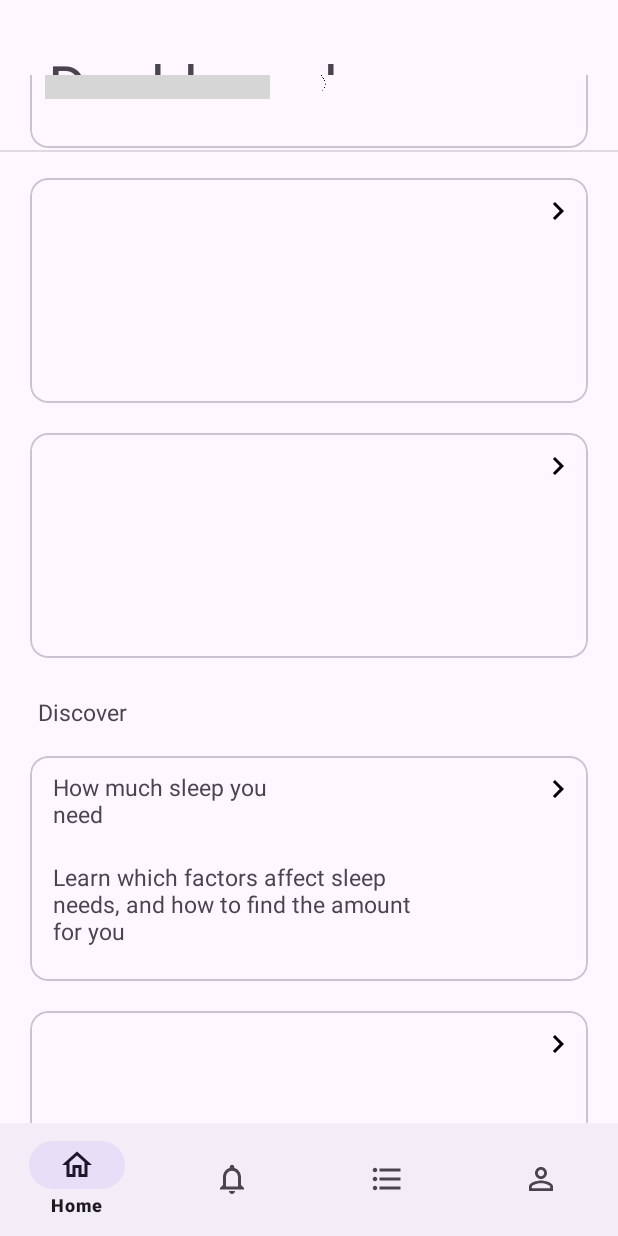
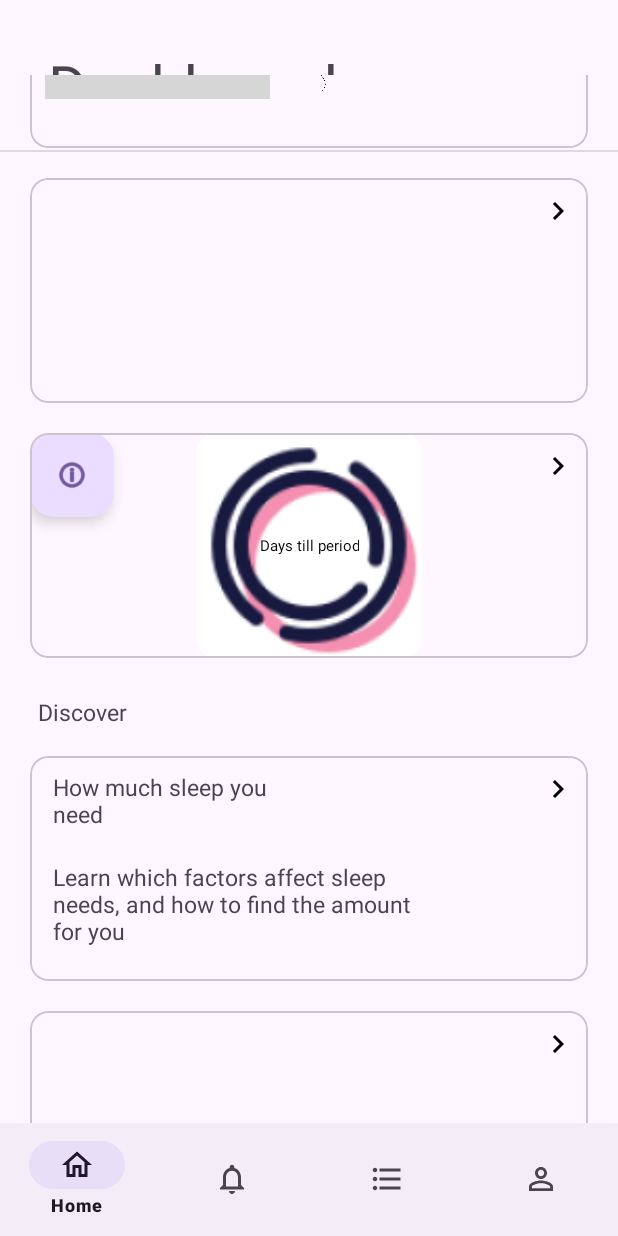
Before and after one commit to Shikhar97/Guardian-Angel, an Android app: the Home screen opened directly, with no data from a screen before it, scrolled down 786 dp, on a phone screen of 412 x 824 dp. Run offline under Robolectric (Android 15) with nearby library versions, the phone set to English and light mode, and no system bars; libraries missing offline, so code that uses them is left out: com.github.mikephil.charting; plain views replace BarChart; grey boxes are pictures that could not be loaded.

Commit message:
Added card view for card 5

```diff
--- a/app/GuardianAngel/app/src/main/res/layout/fragment_home.xml
+++ b/app/GuardianAngel/app/src/main/res/layout/fragment_home.xml
@@ -262,6 +262,51 @@
                 app:layout_constraintStart_toStartOf="parent"
                 app:layout_constraintTop_toBottomOf="@+id/card4">
 
+                <RelativeLayout
+                    android:id="@+id/relativeLayout"
+                    android:layout_width="wrap_content"
+                    android:layout_height="wrap_content"
+                    app:layout_constraintBottom_toBottomOf="parent"
+                    app:layout_constraintEnd_toEndOf="parent"
+                    app:layout_constraintHorizontal_bias="0.5"
+                    app:layout_constraintStart_toStartOf="parent"
+                    app:layout_constraintTop_toTopOf="parent"
+                    app:layout_constraintVertical_bias="0.5">
+
+                    <ImageView
+                        android:id="@+id/imageView4"
+                        android:layout_width="401dp"
+                        android:layout_height="359dp"
+                        android:layout_centerInParent="true"
+                        app:layout_constraintEnd_toEndOf="parent"
+                        app:layout_constraintStart_toStartOf="parent"
+                        app:srcCompat="@mipmap/cycle"
+                        tools:layout_editor_absoluteY="106dp" />
+
+                    <TextView
+                        android:id="@+id/periodText"
+                        android:layout_width="wrap_content"
+                        android:layout_height="wrap_content"
+                        android:layout_centerInParent="true"
+                        android:layout_gravity="center_horizontal"
+                        android:layout_marginBottom="20dip"
+                        android:gravity="center"
+                        android:padding="12dip"
+                        android:text="Days till period"
+                        android:textAlignment="center"
+                        android:textColor="@color/black"
+                        android:textSize="10sp" />
+
+                    <com.google.android.material.floatingactionbutton.FloatingActionButton
+                        android:id="@+id/floatingActionButton2"
+                        android:layout_width="wrap_content"
+                        android:layout_height="wrap_content"
+                        android:gravity="center"
+                        android:clickable="true"
+                        app:srcCompat="@android:drawable/ic_menu_info_details" />
+
+                </RelativeLayout>
+
                 <ImageView
                     android:id="@+id/arrow5"
                     android:layout_width="wrap_content"
```
